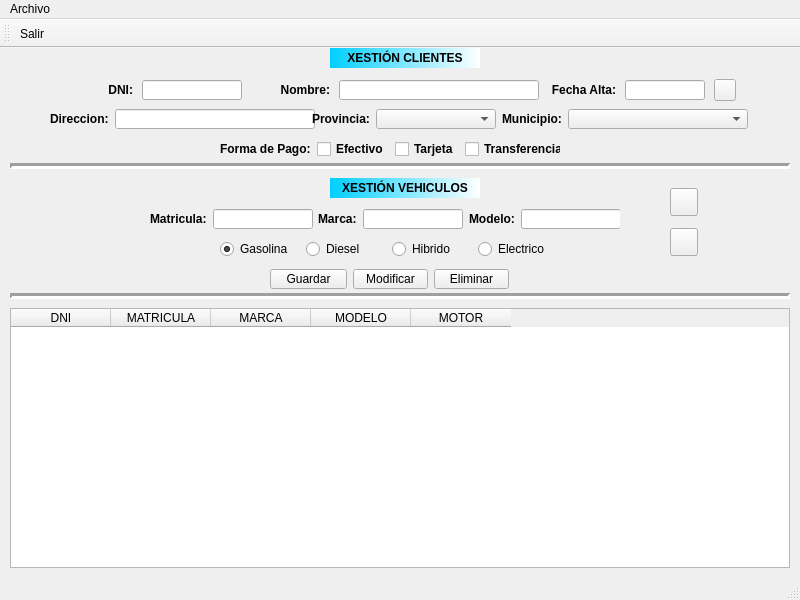
Above: QuintanaRanha/ventMain.ui from Martin-Quintana/Desenvolvemento-de-Interfaces before the change. Below: the same form after it.
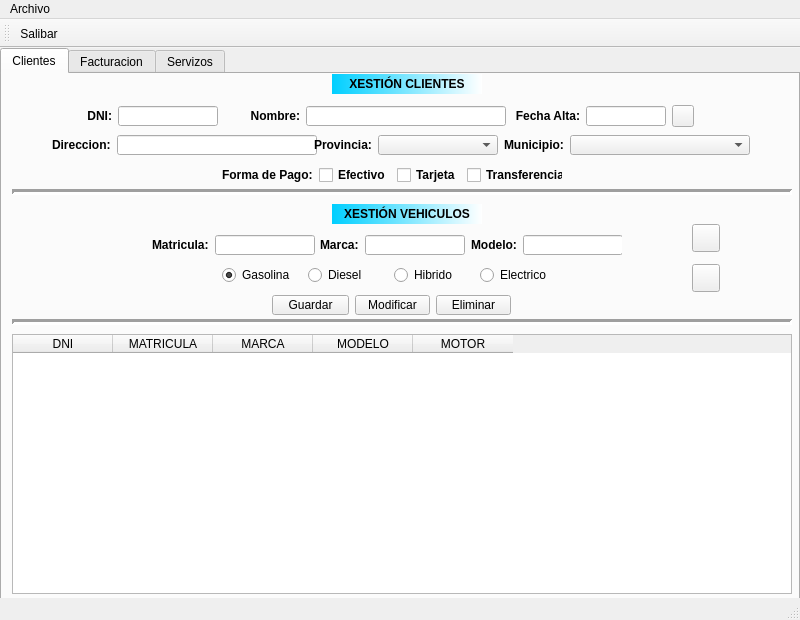
That is the form after the change. Icons and pictures are not drawn.

```diff
--- a/QuintanaRanha/ventMain.ui
+++ b/QuintanaRanha/ventMain.ui
@@ -7,25 +7,88 @@
     <x>0</x>
     <y>0</y>
     <width>800</width>
-    <height>600</height>
+    <height>620</height>
    </rect>
   </property>
   <property name="minimumSize">
    <size>
     <width>800</width>
-    <height>600</height>
+    <height>620</height>
    </size>
   </property>
   <property name="maximumSize">
    <size>
     <width>800</width>
-    <height>600</height>
+    <height>620</height>
    </size>
   </property>
   <property name="windowTitle">
    <string>Talleres Teis</string>
   </property>
   <widget class="QWidget" name="centralwidget">
+   <widget class="QTabWidget" name="tabWidget">
+    <property name="geometry">
+     <rect>
+      <x>0</x>
+      <y>0</y>
+      <width>800</width>
+      <height>620</height>
+     </rect>
+    </property>
+    <property name="minimumSize">
+     <size>
+      <width>800</width>
+      <height>620</height>
+     </size>
+    </property>
+    <property name="maximumSize">
+     <size>
+      <width>800</width>
+      <height>620</height>
+     </size>
+    </property>
+    <property name="currentIndex">
+     <number>0</number>
+    </property>
+    <widget class="QWidget" name="tab">
+     <attribute name="title">
+      <string>Clientes</string>
+     </attribute>
+     <widget class="QPushButton" name="btnBuscacli">
+      <property name="geometry">
+       <rect>
+        <x>690</x>
+        <y>150</y>
+        <width>28</width>
+        <height>28</height>
+       </rect>
+      </property>
+      <property name="minimumSize">
+       <size>
+        <width>28</width>
+        <height>28</height>
+       </size>
+      </property>
+      <property name="maximumSize">
+       <size>
+        <width>28</width>
+        <height>28</height>
+       </size>
+      </property>
+      <property name="text">
+       <string/>
+      </property>
+      <property name="icon">
+       <iconset>
+        <normaloff>../../../../../../.designer/backup/img/lupa.png</normaloff>../../../../../../.designer/backup/img/lupa.png</iconset>
+      </property>
+      <property name="iconSize">
+       <size>
+        <width>20</width>
+        <height>20</height>
+       </size>
+      </property>
+     </widget>
    <widget class="QLabel" name="lblTituloCli">
     <property name="geometry">
      <rect>
@@ -67,69 +130,12 @@
      <set>Qt::AlignCenter</set>
     </property>
    </widget>
-   <widget class="Line" name="line">
-    <property name="geometry">
-     <rect>
-      <x>10</x>
-      <y>110</y>
-      <width>780</width>
-      <height>16</height>
-     </rect>
-    </property>
-    <property name="lineWidth">
-     <number>3</number>
-    </property>
-    <property name="orientation">
-     <enum>Qt::Horizontal</enum>
-    </property>
-   </widget>
-   <widget class="QLabel" name="lblCarTit">
-    <property name="geometry">
-     <rect>
-      <x>330</x>
-      <y>130</y>
-      <width>150</width>
-      <height>20</height>
-     </rect>
-    </property>
-    <property name="minimumSize">
-     <size>
-      <width>150</width>
-      <height>20</height>
-     </size>
-    </property>
-    <property name="maximumSize">
-     <size>
-      <width>150</width>
-      <height>20</height>
-     </size>
-    </property>
-    <property name="font">
-     <font>
-      <pointsize>9</pointsize>
-      <weight>75</weight>
-      <bold>true</bold>
-     </font>
-    </property>
-    <property name="autoFillBackground">
-     <bool>false</bool>
-    </property>
-    <property name="styleSheet">
-     <string notr="true">background-color: qlineargradient(spread:pad, x1:0, y1:0, x2:1, y2:0, stop:0 rgba(0, 207, 255, 255), stop:1 rgba(255, 255, 255, 255));</string>
-    </property>
-    <property name="text">
-     <string>XESTIÓN VEHICULOS</string>
-    </property>
-    <property name="alignment">
-     <set>Qt::AlignCenter</set>
-    </property>
-   </widget>
    <widget class="QWidget" name="layoutWidget">
     <property name="geometry">
      <rect>
-      <x>100</x>
+        <x>80</x>
       <y>30</y>
-      <width>641</width>
+        <width>614</width>
       <height>24</height>
      </rect>
     </property>
@@ -177,9 +183,6 @@
          <height>20</height>
         </size>
        </property>
-       <property name="autoFillBackground">
-        <bool>false</bool>
-       </property>
       </widget>
      </item>
      <item>
@@ -295,6 +298,9 @@
          <height>20</height>
         </size>
        </property>
+         <property name="alignment">
+          <set>Qt::AlignCenter</set>
+         </property>
       </widget>
      </item>
      <item>
@@ -328,7 +334,265 @@
      </item>
     </layout>
    </widget>
-   <widget class="QWidget" name="layoutWidget">
+     <widget class="QWidget" name="layoutWidget_2">
+      <property name="geometry">
+       <rect>
+        <x>220</x>
+        <y>190</y>
+        <width>340</width>
+        <height>22</height>
+       </rect>
+      </property>
+      <layout class="QHBoxLayout" name="horizontalLayout_4">
+       <item>
+        <widget class="QRadioButton" name="rbtGasolina">
+         <property name="minimumSize">
+          <size>
+           <width>80</width>
+           <height>20</height>
+          </size>
+         </property>
+         <property name="maximumSize">
+          <size>
+           <width>80</width>
+           <height>20</height>
+          </size>
+         </property>
+         <property name="text">
+          <string>Gasolina</string>
+         </property>
+         <property name="checked">
+          <bool>true</bool>
+         </property>
+        </widget>
+       </item>
+       <item>
+        <widget class="QRadioButton" name="rbtDiesel">
+         <property name="minimumSize">
+          <size>
+           <width>80</width>
+           <height>20</height>
+          </size>
+         </property>
+         <property name="maximumSize">
+          <size>
+           <width>80</width>
+           <height>20</height>
+          </size>
+         </property>
+         <property name="text">
+          <string>Diesel</string>
+         </property>
+        </widget>
+       </item>
+       <item>
+        <widget class="QRadioButton" name="rbtHibrido">
+         <property name="minimumSize">
+          <size>
+           <width>80</width>
+           <height>20</height>
+          </size>
+         </property>
+         <property name="maximumSize">
+          <size>
+           <width>80</width>
+           <height>20</height>
+          </size>
+         </property>
+         <property name="text">
+          <string>Hibrido</string>
+         </property>
+        </widget>
+       </item>
+       <item>
+        <widget class="QRadioButton" name="rbtElectrico">
+         <property name="minimumSize">
+          <size>
+           <width>80</width>
+           <height>20</height>
+          </size>
+         </property>
+         <property name="maximumSize">
+          <size>
+           <width>80</width>
+           <height>20</height>
+          </size>
+         </property>
+         <property name="text">
+          <string>Electrico</string>
+         </property>
+        </widget>
+       </item>
+      </layout>
+     </widget>
+     <widget class="Line" name="line_2">
+      <property name="geometry">
+       <rect>
+        <x>10</x>
+        <y>240</y>
+        <width>780</width>
+        <height>16</height>
+       </rect>
+      </property>
+      <property name="lineWidth">
+       <number>3</number>
+      </property>
+      <property name="orientation">
+       <enum>Qt::Horizontal</enum>
+      </property>
+     </widget>
+     <widget class="QPushButton" name="btnLimpiacli">
+      <property name="geometry">
+       <rect>
+        <x>690</x>
+        <y>190</y>
+        <width>28</width>
+        <height>28</height>
+       </rect>
+      </property>
+      <property name="minimumSize">
+       <size>
+        <width>28</width>
+        <height>28</height>
+       </size>
+      </property>
+      <property name="maximumSize">
+       <size>
+        <width>28</width>
+        <height>28</height>
+       </size>
+      </property>
+      <property name="text">
+       <string/>
+      </property>
+      <property name="icon">
+       <iconset>
+        <normaloff>../../../../../../.designer/backup/img/limpiar.png</normaloff>../../../../../../.designer/backup/img/limpiar.png</iconset>
+      </property>
+      <property name="iconSize">
+       <size>
+        <width>20</width>
+        <height>20</height>
+       </size>
+      </property>
+     </widget>
+     <widget class="QWidget" name="layoutWidget_3">
+      <property name="geometry">
+       <rect>
+        <x>270</x>
+        <y>220</y>
+        <width>239</width>
+        <height>22</height>
+       </rect>
+      </property>
+      <layout class="QHBoxLayout" name="horizontalLayout_5">
+       <item>
+        <widget class="QPushButton" name="btnGuardacli">
+         <property name="minimumSize">
+          <size>
+           <width>75</width>
+           <height>20</height>
+          </size>
+         </property>
+         <property name="maximumSize">
+          <size>
+           <width>275</width>
+           <height>20</height>
+          </size>
+         </property>
+         <property name="text">
+          <string>Guardar</string>
+         </property>
+        </widget>
+       </item>
+       <item>
+        <widget class="QPushButton" name="btnModifcli">
+         <property name="minimumSize">
+          <size>
+           <width>75</width>
+           <height>20</height>
+          </size>
+         </property>
+         <property name="maximumSize">
+          <size>
+           <width>75</width>
+           <height>20</height>
+          </size>
+         </property>
+         <property name="text">
+          <string>Modificar</string>
+         </property>
+        </widget>
+       </item>
+       <item>
+        <widget class="QPushButton" name="btnBorracli">
+         <property name="minimumSize">
+          <size>
+           <width>75</width>
+           <height>20</height>
+          </size>
+         </property>
+         <property name="maximumSize">
+          <size>
+           <width>75</width>
+           <height>20</height>
+          </size>
+         </property>
+         <property name="text">
+          <string>Eliminar</string>
+         </property>
+        </widget>
+       </item>
+      </layout>
+     </widget>
+     <widget class="QTableWidget" name="tabClientes">
+      <property name="geometry">
+       <rect>
+        <x>10</x>
+        <y>260</y>
+        <width>780</width>
+        <height>260</height>
+       </rect>
+      </property>
+      <property name="minimumSize">
+       <size>
+        <width>780</width>
+        <height>260</height>
+       </size>
+      </property>
+      <property name="maximumSize">
+       <size>
+        <width>780</width>
+        <height>260</height>
+       </size>
+      </property>
+      <column>
+       <property name="text">
+        <string>DNI</string>
+       </property>
+      </column>
+      <column>
+       <property name="text">
+        <string>MATRICULA</string>
+       </property>
+      </column>
+      <column>
+       <property name="text">
+        <string>MARCA</string>
+       </property>
+      </column>
+      <column>
+       <property name="text">
+        <string>MODELO</string>
+       </property>
+      </column>
+      <column>
+       <property name="text">
+        <string>MOTOR</string>
+       </property>
+      </column>
+     </widget>
+     <widget class="QWidget" name="layoutWidget_4">
     <property name="geometry">
      <rect>
       <x>50</x>
@@ -427,7 +691,7 @@
      </item>
     </layout>
    </widget>
-   <widget class="QWidget" name="layoutWidget">
+     <widget class="QWidget" name="layoutWidget_5">
     <property name="geometry">
      <rect>
       <x>150</x>
@@ -526,312 +790,48 @@
      </item>
     </layout>
    </widget>
-   <widget class="Line" name="line_2">
+     <widget class="QLabel" name="lblCarTit">
     <property name="geometry">
      <rect>
-      <x>10</x>
-      <y>240</y>
-      <width>780</width>
-      <height>16</height>
-     </rect>
-    </property>
-    <property name="lineWidth">
-     <number>3</number>
-    </property>
-    <property name="orientation">
-     <enum>Qt::Horizontal</enum>
-    </property>
-   </widget>
-   <widget class="QWidget" name="layoutWidget">
-    <property name="geometry">
-     <rect>
-      <x>220</x>
-      <y>190</y>
-      <width>340</width>
-      <height>22</height>
-     </rect>
-    </property>
-    <layout class="QHBoxLayout" name="horizontalLayout_4">
-     <item>
-      <widget class="QRadioButton" name="rbtGasolina">
-       <property name="minimumSize">
-        <size>
-         <width>80</width>
+        <x>330</x>
+        <y>130</y>
+        <width>150</width>
          <height>20</height>
-        </size>
-       </property>
-       <property name="maximumSize">
-        <size>
-         <width>80</width>
-         <height>20</height>
-        </size>
-       </property>
-       <property name="text">
-        <string>Gasolina</string>
-       </property>
-       <property name="checked">
-        <bool>true</bool>
-       </property>
-       <attribute name="buttonGroup">
-        <string notr="true">btnGroupCar</string>
-       </attribute>
-      </widget>
-     </item>
-     <item>
-      <widget class="QRadioButton" name="rbtDiesel">
-       <property name="minimumSize">
-        <size>
-         <width>80</width>
-         <height>20</height>
-        </size>
-       </property>
-       <property name="maximumSize">
-        <size>
-         <width>80</width>
-         <height>20</height>
-        </size>
-       </property>
-       <property name="text">
-        <string>Diesel</string>
-       </property>
-       <attribute name="buttonGroup">
-        <string notr="true">btnGroupCar</string>
-       </attribute>
-      </widget>
-     </item>
-     <item>
-      <widget class="QRadioButton" name="rbtHibrido">
-       <property name="minimumSize">
-        <size>
-         <width>80</width>
-         <height>20</height>
-        </size>
-       </property>
-       <property name="maximumSize">
-        <size>
-         <width>80</width>
-         <height>20</height>
-        </size>
-       </property>
-       <property name="text">
-        <string>Hibrido</string>
-       </property>
-       <attribute name="buttonGroup">
-        <string notr="true">btnGroupCar</string>
-       </attribute>
-      </widget>
-     </item>
-     <item>
-      <widget class="QRadioButton" name="rbtElectrico">
-       <property name="minimumSize">
-        <size>
-         <width>80</width>
-         <height>20</height>
-        </size>
-       </property>
-       <property name="maximumSize">
-        <size>
-         <width>80</width>
-         <height>20</height>
-        </size>
-       </property>
-       <property name="text">
-        <string>Electrico</string>
-       </property>
-       <attribute name="buttonGroup">
-        <string notr="true">btnGroupCar</string>
-       </attribute>
-      </widget>
-     </item>
-    </layout>
-   </widget>
-   <widget class="QTableWidget" name="tabClientes">
-    <property name="geometry">
-     <rect>
-      <x>10</x>
-      <y>260</y>
-      <width>780</width>
-      <height>260</height>
      </rect>
     </property>
     <property name="minimumSize">
      <size>
-      <width>780</width>
-      <height>260</height>
-     </size>
-    </property>
-    <property name="maximumSize">
-     <size>
-      <width>780</width>
-      <height>260</height>
-     </size>
-    </property>
-    <column>
-     <property name="text">
-      <string>DNI</string>
-     </property>
-    </column>
-    <column>
-     <property name="text">
-      <string>MATRICULA</string>
-     </property>
-    </column>
-    <column>
-     <property name="text">
-      <string>MARCA</string>
-     </property>
-    </column>
-    <column>
-     <property name="text">
-      <string>MODELO</string>
-     </property>
-    </column>
-    <column>
-     <property name="text">
-      <string>MOTOR</string>
-     </property>
-    </column>
-   </widget>
-   <widget class="QPushButton" name="btnLimpiacli">
-    <property name="geometry">
-     <rect>
-      <x>670</x>
-      <y>180</y>
-      <width>28</width>
-      <height>28</height>
-     </rect>
-    </property>
-    <property name="minimumSize">
-     <size>
-      <width>28</width>
-      <height>28</height>
-     </size>
-    </property>
-    <property name="maximumSize">
-     <size>
-      <width>28</width>
-      <height>28</height>
-     </size>
-    </property>
-    <property name="text">
-     <string/>
-    </property>
-    <property name="icon">
-     <iconset>
-      <normaloff>img/limpiar.png</normaloff>img/limpiar.png</iconset>
-    </property>
-    <property name="iconSize">
-     <size>
-      <width>20</width>
+        <width>150</width>
       <height>20</height>
      </size>
     </property>
-   </widget>
-   <widget class="QPushButton" name="btnBuscacli">
-    <property name="geometry">
-     <rect>
-      <x>670</x>
-      <y>140</y>
-      <width>28</width>
-      <height>28</height>
-     </rect>
-    </property>
-    <property name="minimumSize">
-     <size>
-      <width>28</width>
-      <height>28</height>
-     </size>
-    </property>
     <property name="maximumSize">
      <size>
-      <width>28</width>
-      <height>28</height>
-     </size>
-    </property>
-    <property name="text">
-     <string/>
-    </property>
-    <property name="icon">
-     <iconset>
-      <normaloff>img/lupa.png</normaloff>img/lupa.png</iconset>
-    </property>
-    <property name="iconSize">
-     <size>
-      <width>20</width>
+        <width>150</width>
       <height>20</height>
      </size>
     </property>
-   </widget>
-   <widget class="QWidget" name="layoutWidget">
-    <property name="geometry">
-     <rect>
-      <x>270</x>
-      <y>220</y>
-      <width>239</width>
-      <height>22</height>
-     </rect>
-    </property>
-    <layout class="QHBoxLayout" name="horizontalLayout_5">
-     <item>
-      <widget class="QPushButton" name="btnGuardacli">
-       <property name="minimumSize">
-        <size>
-         <width>75</width>
-         <height>20</height>
-        </size>
-       </property>
-       <property name="maximumSize">
-        <size>
-         <width>275</width>
-         <height>20</height>
-        </size>
+      <property name="font">
+       <font>
+        <pointsize>9</pointsize>
+        <weight>75</weight>
+        <bold>true</bold>
+       </font>
+      </property>
+      <property name="autoFillBackground">
+       <bool>false</bool>
+      </property>
+      <property name="styleSheet">
+       <string notr="true">background-color: qlineargradient(spread:pad, x1:0, y1:0, x2:1, y2:0, stop:0 rgba(0, 207, 255, 255), stop:1 rgba(255, 255, 255, 255));</string>
        </property>
        <property name="text">
-        <string>Guardar</string>
-       </property>
-      </widget>
-     </item>
-     <item>
-      <widget class="QPushButton" name="btnModifcli">
-       <property name="minimumSize">
-        <size>
-         <width>75</width>
-         <height>20</height>
-        </size>
-       </property>
-       <property name="maximumSize">
-        <size>
-         <width>75</width>
-         <height>20</height>
-        </size>
-       </property>
-       <property name="text">
-        <string>Modificar</string>
-       </property>
-      </widget>
-     </item>
-     <item>
-      <widget class="QPushButton" name="btnBorracli">
-       <property name="minimumSize">
-        <size>
-         <width>75</width>
-         <height>20</height>
-        </size>
-       </property>
-       <property name="maximumSize">
-        <size>
-         <width>75</width>
-         <height>20</height>
-        </size>
-       </property>
-       <property name="text">
-        <string>Eliminar</string>
-       </property>
-      </widget>
-     </item>
-    </layout>
-   </widget>
-   <widget class="QWidget" name="layoutWidget">
+       <string>XESTIÓN VEHICULOS</string>
+      </property>
+      <property name="alignment">
+       <set>Qt::AlignCenter</set>
+      </property>
+     </widget>
+     <widget class="QWidget" name="layoutWidget_6">
     <property name="geometry">
      <rect>
       <x>220</x>
@@ -951,6 +951,34 @@
       </widget>
      </item>
     </layout>
+     </widget>
+     <widget class="Line" name="line">
+      <property name="geometry">
+       <rect>
+        <x>10</x>
+        <y>110</y>
+        <width>780</width>
+        <height>16</height>
+       </rect>
+      </property>
+      <property name="lineWidth">
+       <number>3</number>
+      </property>
+      <property name="orientation">
+       <enum>Qt::Horizontal</enum>
+      </property>
+     </widget>
+    </widget>
+    <widget class="QWidget" name="tab2">
+     <attribute name="title">
+      <string>Facturacion</string>
+     </attribute>
+    </widget>
+    <widget class="QWidget" name="tab_3">
+     <attribute name="title">
+      <string>Servizos</string>
+     </attribute>
+    </widget>
    </widget>
   </widget>
   <widget class="QMenuBar" name="menubar">
@@ -997,7 +1025,7 @@
      <normaloff>img/salir.png</normaloff>img/salir.png</iconset>
    </property>
    <property name="text">
-    <string>Salir</string>
+    <string>Salibar</string>
    </property>
   </action>
  </widget>
```
Left out of the diff: 21 changed lines with no effect on the pictures. Lines whose indentation alone changed are shown as unchanged.
